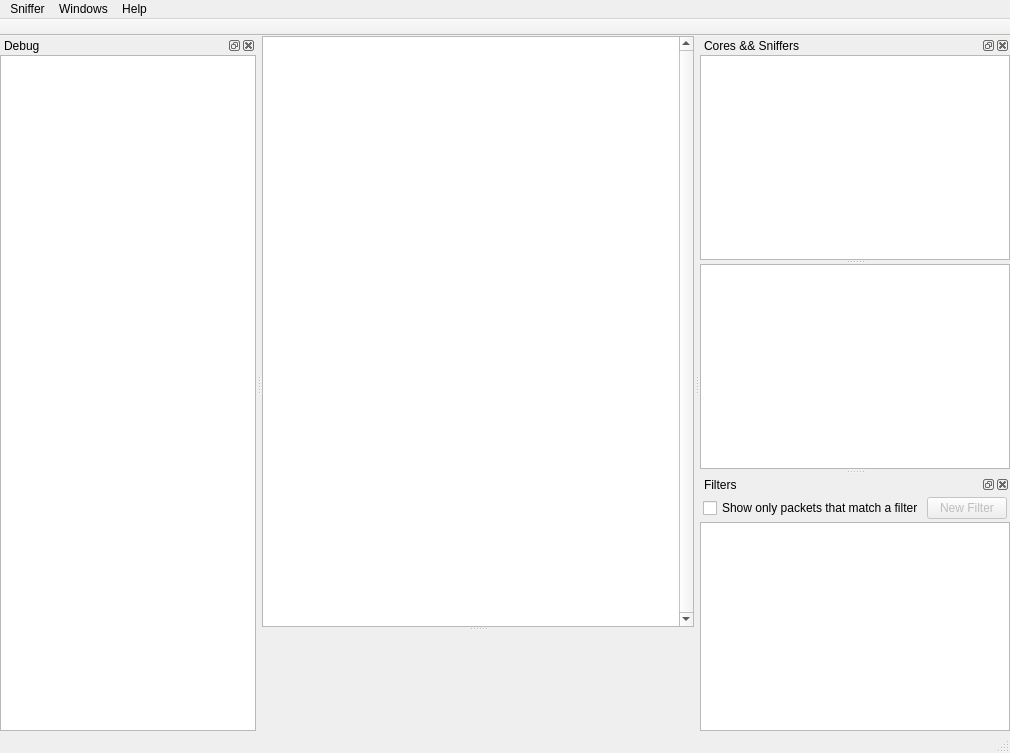
The window that IntPe9/Ui/Main.ui (AxDSan/IntPe9-1) describes before a commit, drawn with Qt 5.
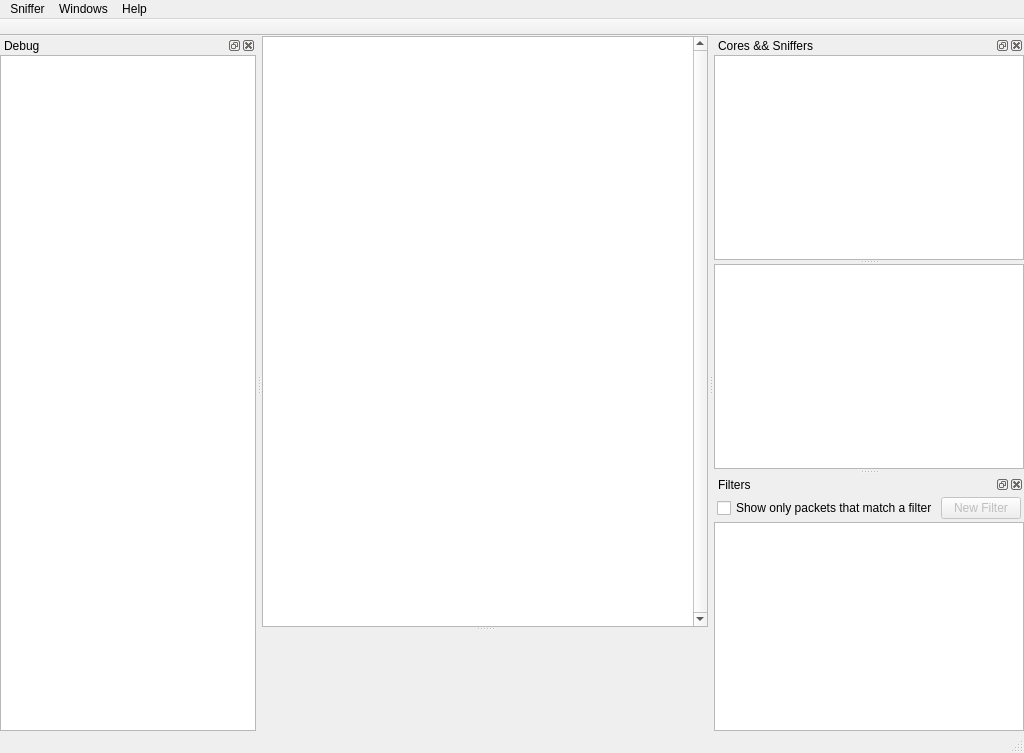
The same window after the commit. Icons and pictures are not drawn.

Patch:
```diff
--- a/IntPe9/Ui/Main.ui
+++ b/IntPe9/Ui/Main.ui
@@ -6,7 +6,7 @@
    <rect>
     <x>0</x>
     <y>0</y>
-    <width>1010</width>
+    <width>1024</width>
     <height>753</height>
    </rect>
   </property>
@@ -121,8 +121,8 @@
     <rect>
      <x>0</x>
      <y>0</y>
-     <width>1010</width>
-     <height>21</height>
+     <width>1024</width>
+     <height>19</height>
     </rect>
    </property>
    <property name="defaultUp">
```
